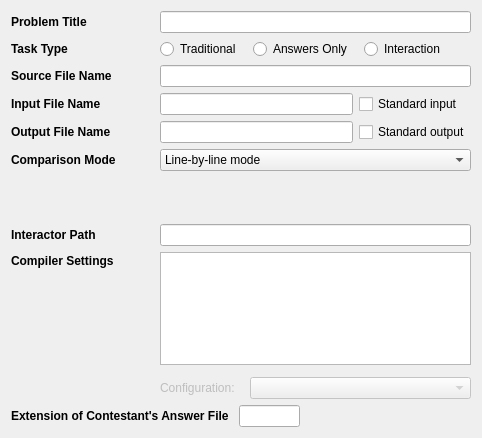
Dust1404/Project_LemonPlus, file forms_win32/taskeditwidget.ui: the form before one commit.
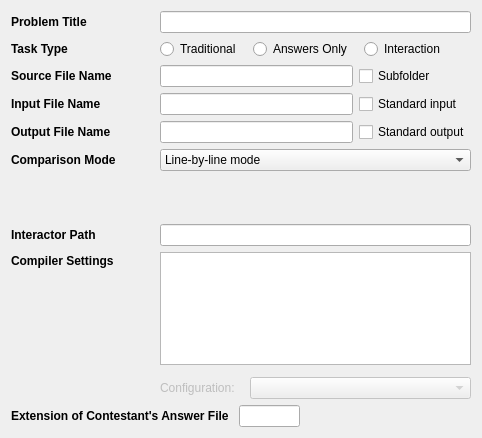
The form after the commit. Custom widgets are drawn as their Qt base class.

The edit to the form file:
```diff
--- a/forms_win32/taskeditwidget.ui
+++ b/forms_win32/taskeditwidget.ui
@@ -62,9 +62,6 @@
      </property>
     </widget>
    </item>
-   <item row="2" column="1" colspan="2">
-    <widget class="QLineEdit" name="sourceFileName"/>
-   </item>
    <item row="1" column="0">
     <widget class="QLabel" name="taskTypeLabel">
      <property name="sizePolicy">
@@ -497,6 +494,16 @@
      </property>
     </widget>
    </item>
+   <item row="2" column="1">
+    <widget class="QLineEdit" name="sourceFileName"/>
+   </item>
+   <item row="2" column="2">
+    <widget class="QCheckBox" name="subFolderCheck">
+     <property name="text">
+      <string>Subfolder</string>
+     </property>
+    </widget>
+   </item>
   </layout>
  </widget>
  <customwidgets>
```
